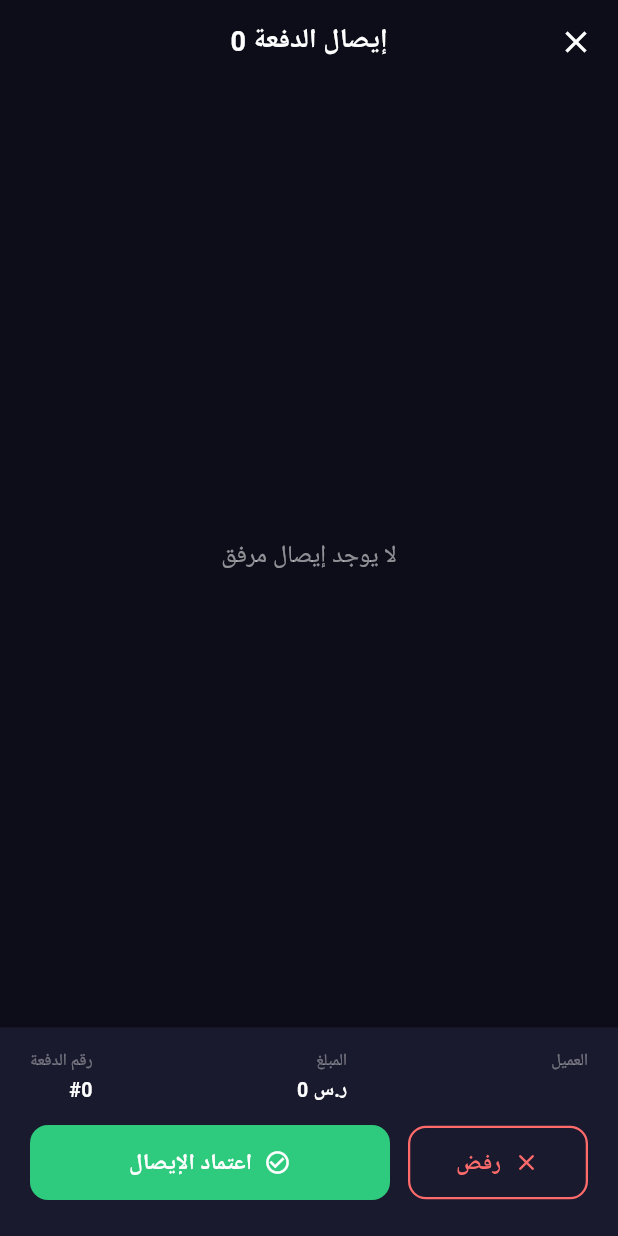
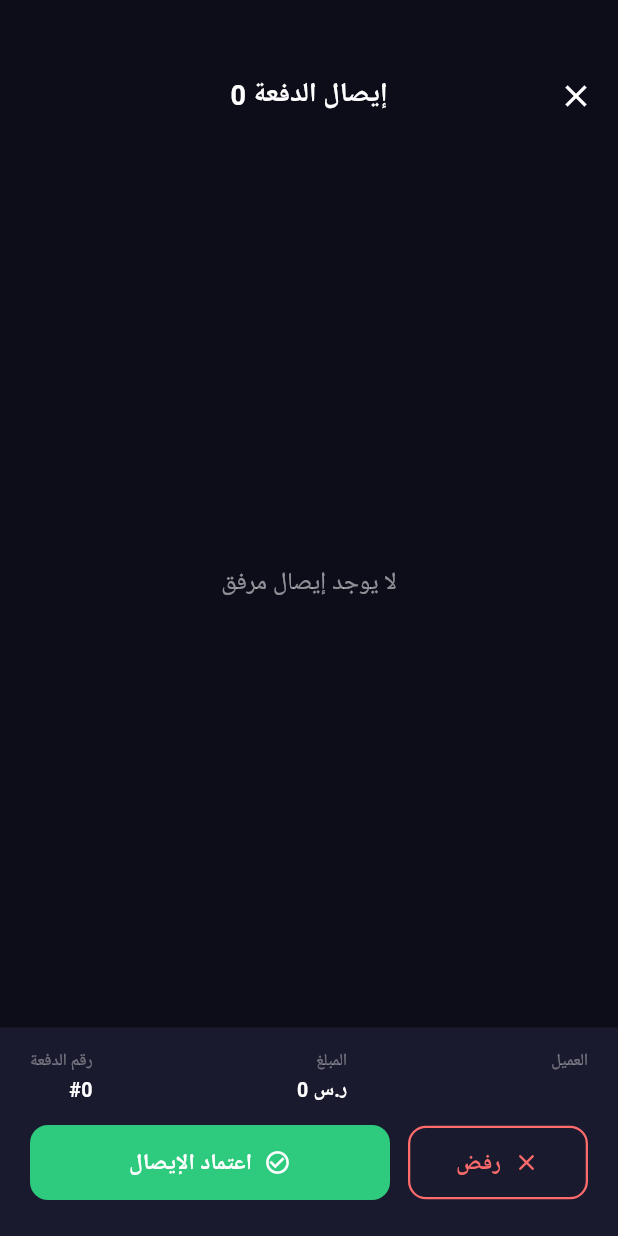
Before and after one commit to AhmedMagdy-10/Amd_admin_app, a Flutter app: the ReceiptViewerSheet screen opened directly with empty values, on a phone screen of 412 x 824 dp. Run offline on Flutter 3.47's test engine with Material 3 defaults, Android fonts, the phone set to English and light mode, and no system bars; our stand-ins replace cached_network_image, cloud_firestore, file_picker, firebase_auth, firebase_core, firebase_messaging and 9 more; missing offline and left inert: gal; accounts and stored records are empty; Roboto replaces fonts that are missing (ReadexPro).

Commit message:
fix: keep Scaffold background color at the top while pushing AppBar content down

```diff
--- a/lib/feature/payments/presentation/widgets/receipt_viewer_sheet.dart
+++ b/lib/feature/payments/presentation/widgets/receipt_viewer_sheet.dart
@@ -51,9 +51,9 @@ class ReceiptViewerSheet extends StatelessWidget {
       textDirection: TextDirection.rtl,
       child: Scaffold(
         backgroundColor: const Color(0xFF0D0D1A),
-        body: SafeArea(
-          child: Column(
+        body: Column(
           children: [
+            SizedBox(height: MediaQuery.of(context).padding.top > 24 ? MediaQuery.of(context).padding.top : 36.0), // Padding to avoid status bar
             AppBar(
               backgroundColor: Colors.transparent,
               elevation: 0,
@@ -285,7 +285,6 @@ class ReceiptViewerSheet extends StatelessWidget {
               ),
           ],
         ), // Column
-      ), // SafeArea
       ), // Scaffold
     ); // Directionality
   }
```
Lines whose indentation alone changed are shown as unchanged.
